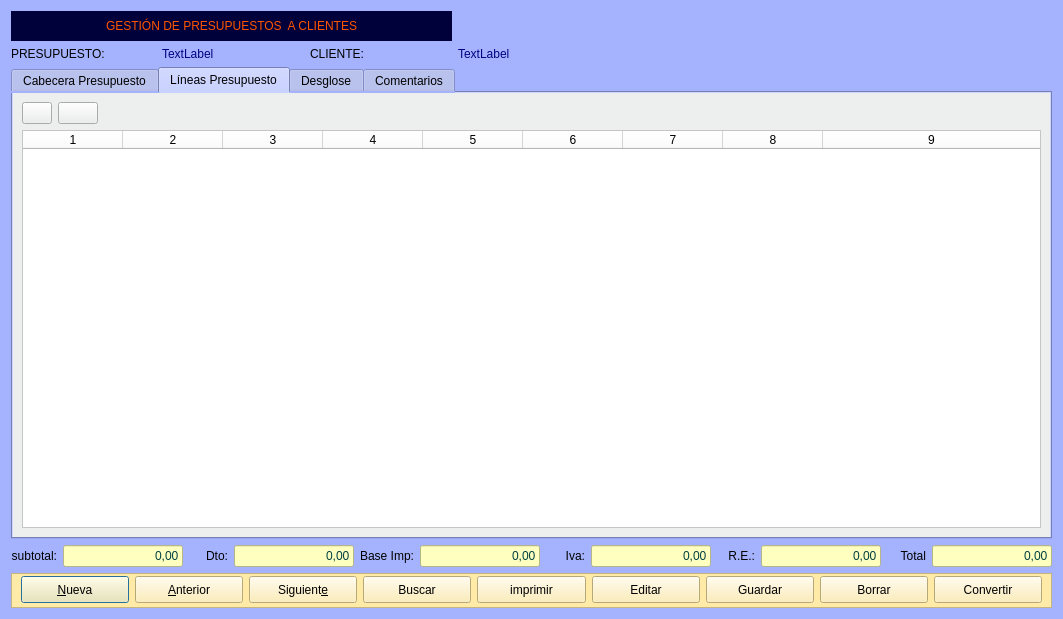
The window that Zona_Ventas/frmpresupuestoscli.ui (arcnexus/RedFoX) describes before a commit, drawn with Qt 5.
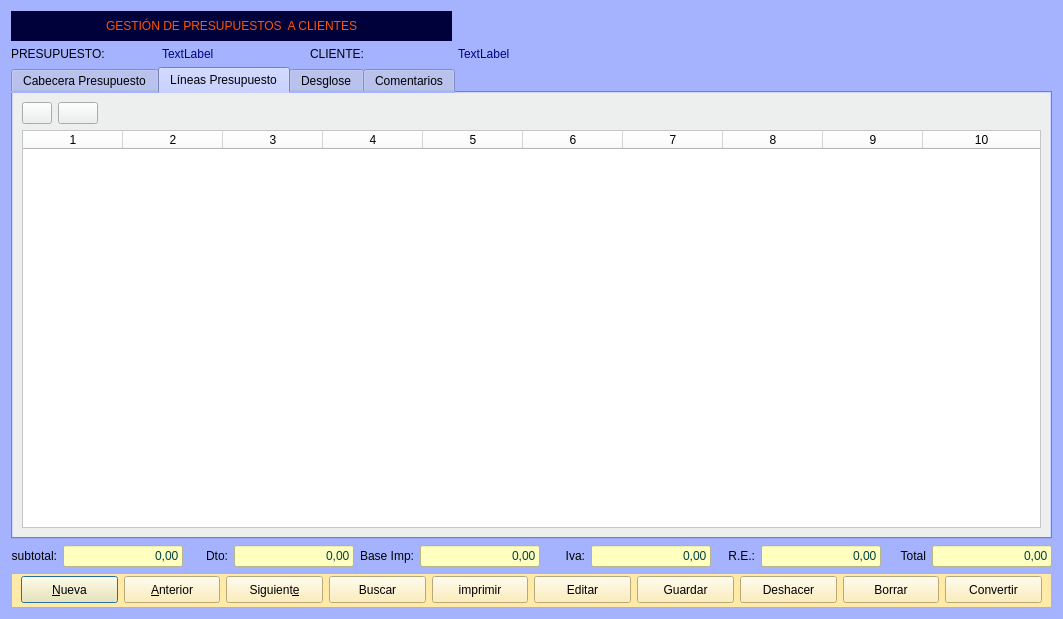
The same window after the commit. The open tabs and pages were chosen to show the change. Icons and pictures are not drawn.

Patch:
```diff
--- a/Zona_Ventas/frmpresupuestoscli.ui
+++ b/Zona_Ventas/frmpresupuestoscli.ui
@@ -305,6 +305,23 @@
         </property>
        </widget>
       </item>
+      <item>
+       <widget class="QPushButton" name="btndeshacer">
+        <property name="minimumSize">
+         <size>
+          <width>0</width>
+          <height>27</height>
+         </size>
+        </property>
+        <property name="text">
+         <string>Deshacer</string>
+        </property>
+        <property name="icon">
+         <iconset resource="../maya.qrc">
+          <normaloff>:/Icons/PNG/undo.png</normaloff>:/Icons/PNG/undo.png</iconset>
+        </property>
+       </widget>
+      </item>
       <item>
        <widget class="QPushButton" name="btnBorrar">
         <property name="minimumSize">
@@ -1345,7 +1362,7 @@
           <bool>false</bool>
          </property>
          <property name="columnCount">
-          <number>9</number>
+          <number>10</number>
          </property>
          <attribute name="horizontalHeaderStretchLastSection">
           <bool>true</bool>
@@ -1359,6 +1376,7 @@
          <column/>
          <column/>
          <column/>
+         <column/>
         </widget>
        </item>
       </layout>
```
